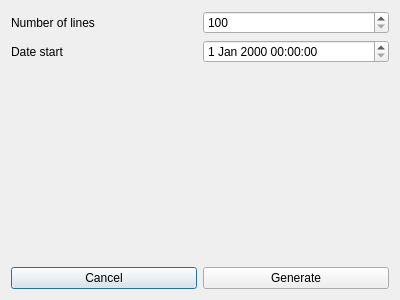
The window that extra/logParser/qtWidgetLogParser/ui/LogGeneratorDialog.ui (MickaelF/PTTK) describes before a commit, drawn with Qt 5.
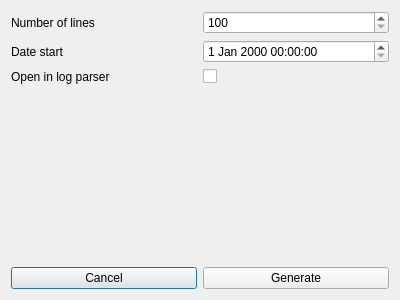
The same window after the commit.

The edit to the form file:
```diff
--- a/extra/logParser/qtWidgetLogParser/ui/LogGeneratorDialog.ui
+++ b/extra/logParser/qtWidgetLogParser/ui/LogGeneratorDialog.ui
@@ -52,6 +52,20 @@
        </property>
       </widget>
      </item>
+     <item row="2" column="0">
+      <widget class="QLabel" name="label_3">
+       <property name="text">
+        <string>Open in log parser</string>
+       </property>
+      </widget>
+     </item>
+     <item row="2" column="1">
+      <widget class="QCheckBox" name="g_open">
+       <property name="text">
+        <string/>
+       </property>
+      </widget>
+     </item>
     </layout>
    </item>
    <item>
```
Left out of the diff: 14 changed lines with no effect on the pictures.
